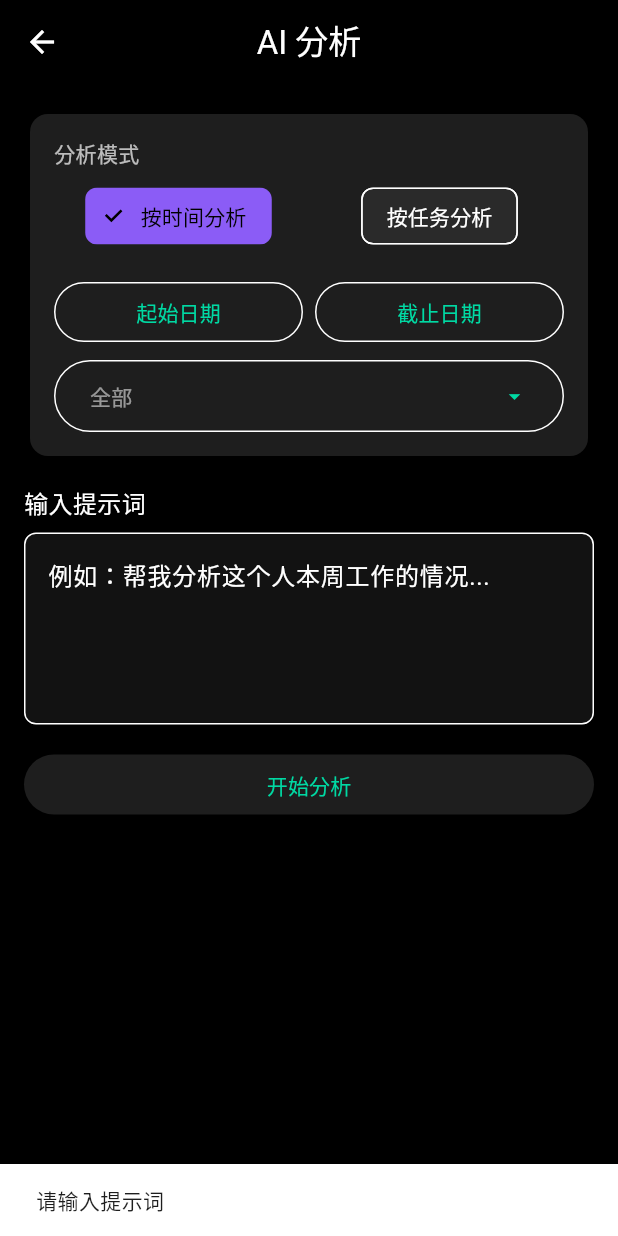
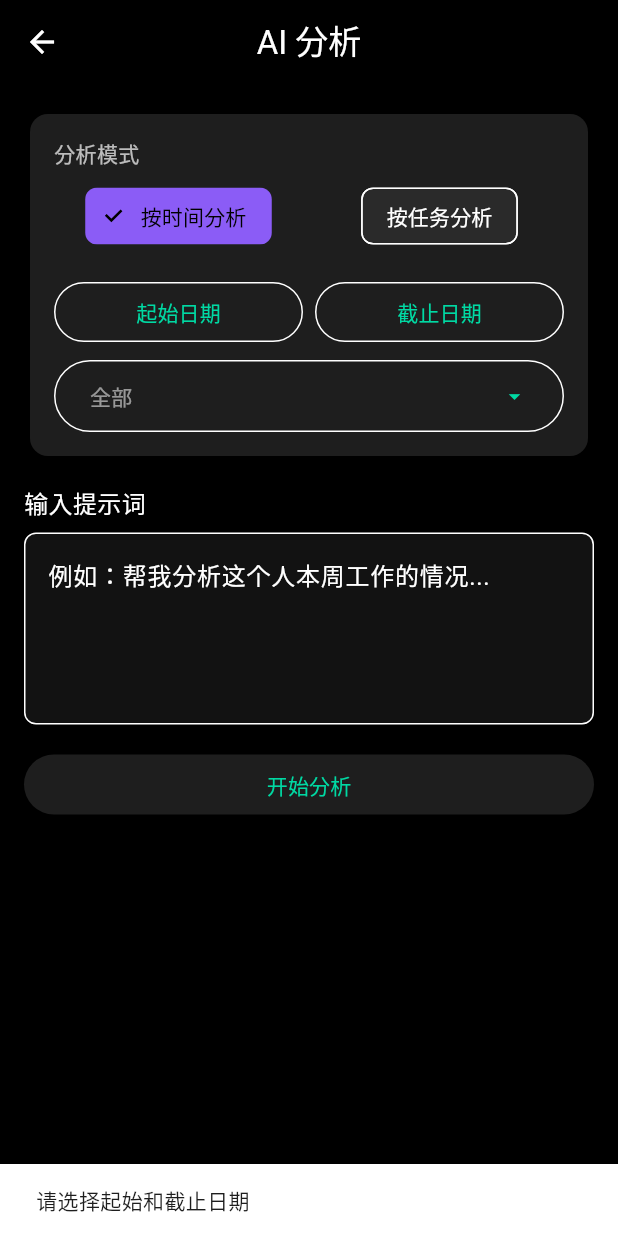
Before and after one commit to CzNd0729/nullworking, a Flutter app: the CreateAnalysisRequestPage screen opened directly, after a tap on "开始分析", on a phone screen of 412 x 824 dp. Run offline on Flutter 3.47's test engine with Material 3 defaults, Android fonts, the phone set to English and light mode, and no system bars; our stand-ins replace fl_chart, geolocator, image_picker, shared_preferences, webview_flutter; missing offline and left inert: huawei_push; accounts and stored records are empty; network calls fail.

Commit message:
修改无提示词不能分析

```diff
--- a/frontend/lib/pages/ai_analysis/create_analysis_request.dart
+++ b/frontend/lib/pages/ai_analysis/create_analysis_request.dart
@@ -693,34 +693,27 @@ class _CreateAnalysisRequestPageState extends State<CreateAnalysisRequestPage> {
   }
 
 void _onAnalyze() async {
-    // 验证输入
-    final prompt = _promptController.text.trim();
+  // 1. 处理提示词：为空则用固定默认值，不为空则用用户输入
+  String prompt = _promptController.text.trim();
   if (prompt.isEmpty) {
-      ScaffoldMessenger.of(
-        context,
-      ).showSnackBar(const SnackBar(content: Text('请输入提示词')));
-      return;
+    prompt = '帮我分析这个人的工作情况'; // 统一默认提示词
   }
 
-    // 验证选择的参数
+  // 2. 保留原有参数验证逻辑（日期/任务选择）
   if (_analysisMode == 'time') {
     if (_startDate == null || _endDate == null) {
-        ScaffoldMessenger.of(
-          context,
-        ).showSnackBar(const SnackBar(content: Text('请选择起始和截止日期')));
+      ScaffoldMessenger.of(context).showSnackBar(const SnackBar(content: Text('请选择起始和截止日期')));
       return;
     }
   } else if (_selectedTaskId == null) {
-      ScaffoldMessenger.of(
-        context,
-      ).showSnackBar(const SnackBar(content: Text('请选择要分析的任务')));
+    ScaffoldMessenger.of(context).showSnackBar(const SnackBar(content: Text('请选择要分析的任务')));
     return;
   }
 
   setState(() => _loading = true);
 
   try {
-      // 构建请求参数
+    // 3. 构建请求参数（使用处理后的 prompt）
     final requestData = _analysisMode == 'time'
         ? {
             'userIds': _selectedPeople.isEmpty
@@ -732,13 +725,14 @@ class _CreateAnalysisRequestPageState extends State<CreateAnalysisRequestPage> {
                       .toList(),
             'startDate': _startDate!.toIso8601String().split('T')[0],
             'endDate': _endDate!.toIso8601String().split('T')[0],
-              'userPrompt': prompt,
+            'userPrompt': prompt, // 这里用默认/用户输入的提示词
           }
         : {'taskId': _selectedTaskId, 'userPrompt': prompt};
 
     final analysisModeInt = _analysisMode == 'time' ? 0 : 1;
     final resultId = await _aiAnalysisBusiness.logAnalysis(analysisModeInt, requestData);
 
+    // 后续异常处理、弹窗提示逻辑保持不变
     if (mounted) {
       if (resultId != null) {
         if (resultId == "permission_denied") {
@@ -756,9 +750,7 @@ class _CreateAnalysisRequestPageState extends State<CreateAnalysisRequestPage> {
     }
   } catch (e) {
     if (mounted) {
-        ScaffoldMessenger.of(
-          context,
-        ).showSnackBar(SnackBar(content: Text('分析过程出错: $e')));
+      ScaffoldMessenger.of(context).showSnackBar(SnackBar(content: Text('分析过程出错: $e')));
     }
   } finally {
     if (mounted) {
```
Lines whose indentation alone changed are shown as unchanged.
